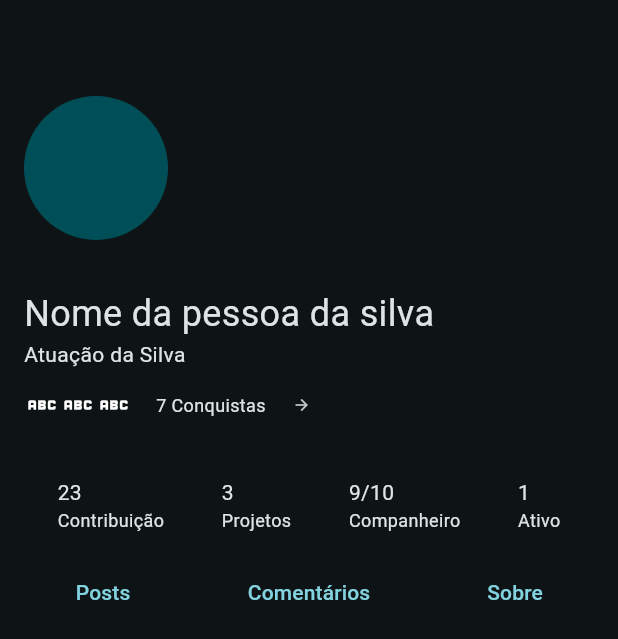
After one commit to DerickPederzini/AcuraHub, a Flutter app: the ProfilePage screen opened directly, on a phone screen of 412 x 824 dp. The commit adds this screen. Shown: the top 639 px of the screen. Run offline on Flutter 3.47's test engine with Material 3 defaults, Android fonts, the phone set to English and light mode, and no system bars.

Commit message:
notificacoes e mudanca na estruturea

```diff
--- /dev/null
+++ b/forum_front/lib/components/profile/profile_header.dart
@@ -0,0 +1,48 @@
+import 'package:flutter/material.dart';
+
+class ProfileHeader extends StatefulWidget {
+  const ProfileHeader({super.key});
+
+  @override
+  State<ProfileHeader> createState() => _ProfileHeaderState();
+}
+
+class _ProfileHeaderState extends State<ProfileHeader> {
+
+  @override
+  Widget build(BuildContext context) {
+    return Column(
+      crossAxisAlignment: CrossAxisAlignment.start,
+      children: [
+        Padding(
+            padding: const EdgeInsets.fromLTRB(16, 64, 16, 16),
+            child: CircleAvatar(radius: 48),
+          ),
+        Padding(
+                padding: const EdgeInsets.all(16.0),
+                child: Column(
+                  crossAxisAlignment: CrossAxisAlignment.start,
+                  children: [
+                    Text("Nome da pessoa da silva", style: TextStyle(fontSize: 24)),
+                    Text("Atuação da Silva"),
+                    Row(
+                      children: [
+                        Icon(Icons.abc),
+                        Icon(Icons.abc),
+                        Icon(Icons.abc),
+                        SizedBox(width: 16),
+                        Text("7 Conquistas", style: TextStyle(fontSize: 12)),
+                        IconButton(
+                          onPressed: () {},
+                          icon: Icon(Icons.arrow_forward),
+                          iconSize: 12,
+                        ),
+                      ],
+                    ),
+                  ],
+                ),
+              ),
+      ],
+    );
+  }
+}
--- /dev/null
+++ b/forum_front/lib/components/profile/profile_stats.dart
@@ -0,0 +1,47 @@
+import 'package:flutter/material.dart';
+
+class ProfileStats extends StatefulWidget {
+  const ProfileStats({super.key});
+
+  @override
+  State<ProfileStats> createState() => _ProfileStatsState();
+}
+
+class _ProfileStatsState extends State<ProfileStats> {
+  @override
+  Widget build(BuildContext context) {
+    return Row(
+      mainAxisAlignment: MainAxisAlignment.spaceEvenly,
+      children: [
+        Column(
+          crossAxisAlignment: CrossAxisAlignment.start,
+          children: [
+            Text("23"),
+            Text("Contribuição", style: (TextStyle(fontSize: 12))),
+          ],
+        ),
+        Column(
+          crossAxisAlignment: CrossAxisAlignment.start,
+          children: [
+            Text("3"),
+            Text("Projetos", style: (TextStyle(fontSize: 12))),
+          ],
+        ),
+        Column(
+          crossAxisAlignment: CrossAxisAlignment.start,
+          children: [
+            Text("9/10"),
+            Text("Companheiro", style: (TextStyle(fontSize: 12))),
+          ],
+        ),
+        Column(
+          crossAxisAlignment: CrossAxisAlignment.start,
+          children: [
+            Text("1"),
+            Text("Ativo", style: (TextStyle(fontSize: 12))),
+          ],
+        ),
+      ],
+    );
+  }
+}
--- /dev/null
+++ b/forum_front/lib/components/profile/profile_tabs.dart
@@ -0,0 +1,28 @@
+import 'package:flutter/material.dart';
+
+class ProfileTabs extends StatefulWidget {
+  const ProfileTabs({super.key});
+
+  @override
+  State<ProfileTabs> createState() => _ProfileTabsState();
+}
+
+class _ProfileTabsState extends State<ProfileTabs> {
+  @override
+  Widget build(BuildContext context) {
+    return Row(
+      mainAxisAlignment: MainAxisAlignment.spaceEvenly,
+      children: [
+        Expanded(
+          child: TextButton(onPressed: () => {}, child: Text("Posts")),
+        ),
+        Expanded(
+          child: TextButton(onPressed: () => {}, child: Text("Comentários")),
+        ),
+        Expanded(
+          child: TextButton(onPressed: () => {}, child: Text("Sobre")),
+        ),
+      ],
+    );
+  }
+}
--- a/forum_front/lib/components/home_feed.dart
+++ b/forum_front/lib/pages/home_feed.dart
@@ -1,5 +1,5 @@
 import 'package:flutter/material.dart';
-import 'package:forum_front/components/feed_card.dart';
+import 'package:forum_front/components/feed/feed_card.dart';
 
 class HomeFeed extends StatefulWidget {
   const HomeFeed({super.key});
--- a/forum_front/lib/pages/login_page.dart
+++ b/forum_front/lib/pages/login_page.dart
@@ -1,5 +1,5 @@
 import 'package:flutter/material.dart';
-import 'package:forum_front/components/input_form.dart';
+import 'package:forum_front/components/forms/input_form.dart';
 
 class LoginPage extends StatelessWidget {
   const LoginPage({super.key});
--- /dev/null
+++ b/forum_front/lib/pages/profile_page.dart
@@ -0,0 +1,23 @@
+import 'package:flutter/material.dart';
+import 'package:forum_front/components/profile/profile_header.dart';
+import 'package:forum_front/components/profile/profile_stats.dart';
+import 'package:forum_front/components/profile/profile_tabs.dart';
+
+class ProfilePage extends StatelessWidget {
+  const ProfilePage({super.key});
+
+  @override
+  Widget build(BuildContext context) {
+    return Scaffold(
+      body: Column(
+        children: const [
+          ProfileHeader(),
+          SizedBox(height: 8),
+          ProfileStats(),
+          SizedBox(height: 16),
+          ProfileTabs(),
+        ],
+      ),
+    );
+  }
+}
--- a/forum_front/lib/pages/register_page.dart
+++ b/forum_front/lib/pages/register_page.dart
@@ -1,5 +1,5 @@
 import 'package:flutter/material.dart';
-import 'package:forum_front/components/input_form.dart';
+import 'package:forum_front/components/forms/input_form.dart';
 
 class RegisterPage extends StatelessWidget {
   const RegisterPage({super.key});
```
Also changed, not shown: forum_front/lib/components/notifications/notification_card.dart (added, +23 -0 lines), forum_front/lib/constants/app_colors.dart (added, +8 -0 lines), forum_front/lib/constants/app_icons.dart (added, +8 -0 lines), forum_front/lib/constants/app_text_styles.dart (added, +7 -0 lines), forum_front/lib/main.dart (+3 -4 lines), forum_front/lib/pages/layout_page.dart (renamed from forum_front/lib/pages/home_page.dart, +10 -9 lines), forum_front/lib/pages/notifications_page.dart (added, +31 -0 lines), forum_front/lib/pages/perfil_page.dart (deleted, +0 -93 lines), forum_front/lib/components/feed/feed_card.dart (renamed from forum_front/lib/components/feed_card.dart), forum_front/lib/components/forms/input_form.dart (renamed from forum_front/lib/components/input_form.dart), forum_front/lib/components/navigation/drawer.dart (renamed from forum_front/lib/components/drawer.dart), forum_front/lib/components/navigation/navbar.dart (renamed from forum_front/lib/components/navbar.dart).
